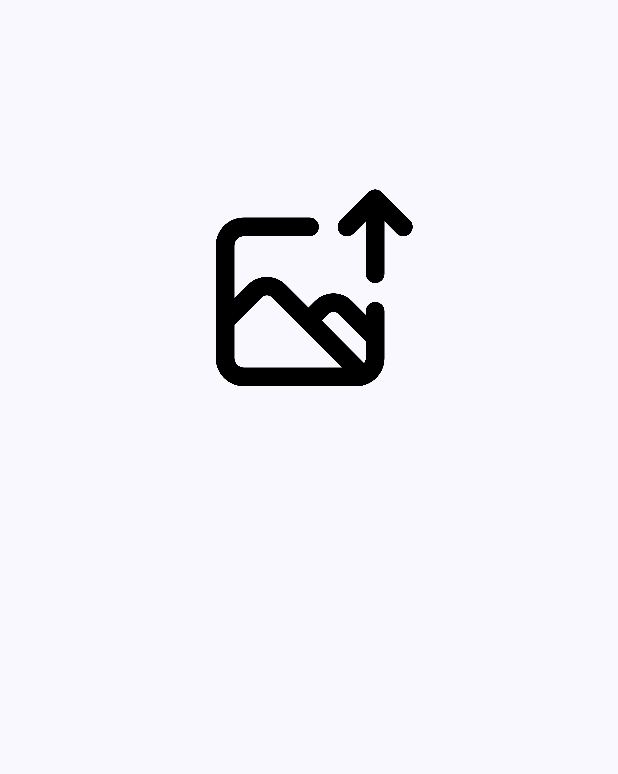
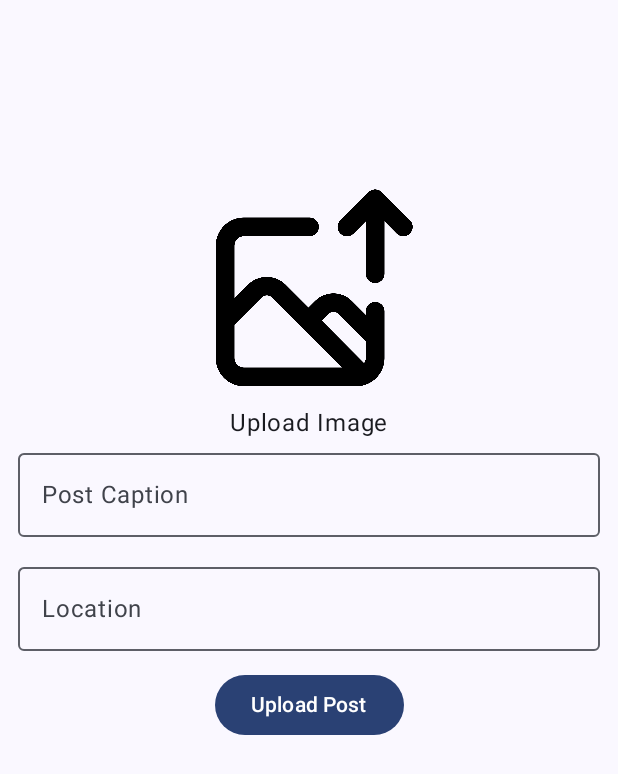
Before and after one commit to afick/PixelPulse, an Android app built with Jetpack Compose: the screen it shows after launch (MainActivity), on a phone screen of 412 x 824 dp. Shown: the top 774 px of the screen. Run offline under Robolectric (Android 15) with nearby library versions, the phone set to English and light mode, and no system bars; our stand-ins replace Dagger/Hilt's generated code.

Commit message:
better post upload

```diff
--- a/app/src/main/java/hu/ait/pixelpulse/ui/screen/postupload/PostUploadScreen.kt
+++ b/app/src/main/java/hu/ait/pixelpulse/ui/screen/postupload/PostUploadScreen.kt
@@ -18,9 +18,14 @@ import androidx.compose.foundation.layout.fillMaxWidth
 import androidx.compose.foundation.layout.height
 import androidx.compose.foundation.layout.padding
 import androidx.compose.foundation.layout.size
+import androidx.compose.foundation.rememberScrollState
+import androidx.compose.foundation.verticalScroll
 import androidx.compose.material3.Button
+import androidx.compose.material3.ExperimentalMaterial3Api
+import androidx.compose.material3.OutlinedTextField
 import androidx.compose.material3.Text
 import androidx.compose.material3.TextButton
+import androidx.compose.material3.TextField
 import androidx.compose.runtime.Composable
 import androidx.compose.runtime.getValue
 import androidx.compose.runtime.mutableStateOf
@@ -36,6 +41,7 @@ import androidx.compose.ui.unit.dp
 import coil.compose.AsyncImage
 import hu.ait.pixelpulse.R
 
+@OptIn(ExperimentalMaterial3Api::class)
 @RequiresApi(Build.VERSION_CODES.P)
 @Composable
 fun PostUploadScreen () {
@@ -43,6 +49,10 @@ fun PostUploadScreen () {
     var imageUri by remember {
         mutableStateOf<Uri?>(null)
     }
+    var location by rememberSaveable {
+        mutableStateOf("")
+    }
+
     val bitmap = remember { mutableStateOf<Bitmap?>(null) }
 
     val context = LocalContext.current
@@ -55,8 +65,9 @@ fun PostUploadScreen () {
     }
 
     Column (
-        modifier = Modifier.fillMaxSize(),
-        horizontalAlignment = Alignment.CenterHorizontally
+        modifier = Modifier
+            .fillMaxSize(),
+        horizontalAlignment = Alignment.CenterHorizontally,
     ) {
         imageUri?.let {
             val source = ImageDecoder.createSource(context.contentResolver, imageUri!!)
@@ -70,6 +81,9 @@ fun PostUploadScreen () {
                 modifier = Modifier
                     .size(150.dp)
                     .clickable { launcher.launch("image/*") })
+            Text(text = "Upload Image",
+                modifier = Modifier
+                    .clickable { launcher.launch("image/*") })
         } else {
             AsyncImage(
                 model = imageUri,
@@ -81,21 +95,23 @@ fun PostUploadScreen () {
             }
         }
 
-//        bitmap.value?.let {
-//            btm -> Image(
-//                bitmap = btm.asImageBitmap(),
-//                contentDescription = "Uploaded Image",
-//                modifier = Modifier
-//                    .size(200.dp)
-//                    .padding(10.dp)
-//            )
-//        }
 
-        Spacer(modifier = Modifier.height(12.dp))
-//
-//        Button(onClick = { launcher.launch("image/*") }) {
-//            Text(text = "Upload Image")
-//        }
+        OutlinedTextField(value = postCaption, onValueChange = {postCaption = it},
+            label = { Text(text = "Post Caption") },
+            modifier = Modifier
+                .fillMaxWidth()
+                .padding(horizontal = 12.dp))
+
+        OutlinedTextField(value = location, onValueChange = {location = it},
+            label = { Text(text = "Location") },
+            modifier = Modifier
+                .fillMaxWidth()
+                .padding(12.dp))
+
+        Button(onClick = { /*TODO*/ }) {
+            Text(text = "Upload Post")
+        }
+
 
     }
 
```
